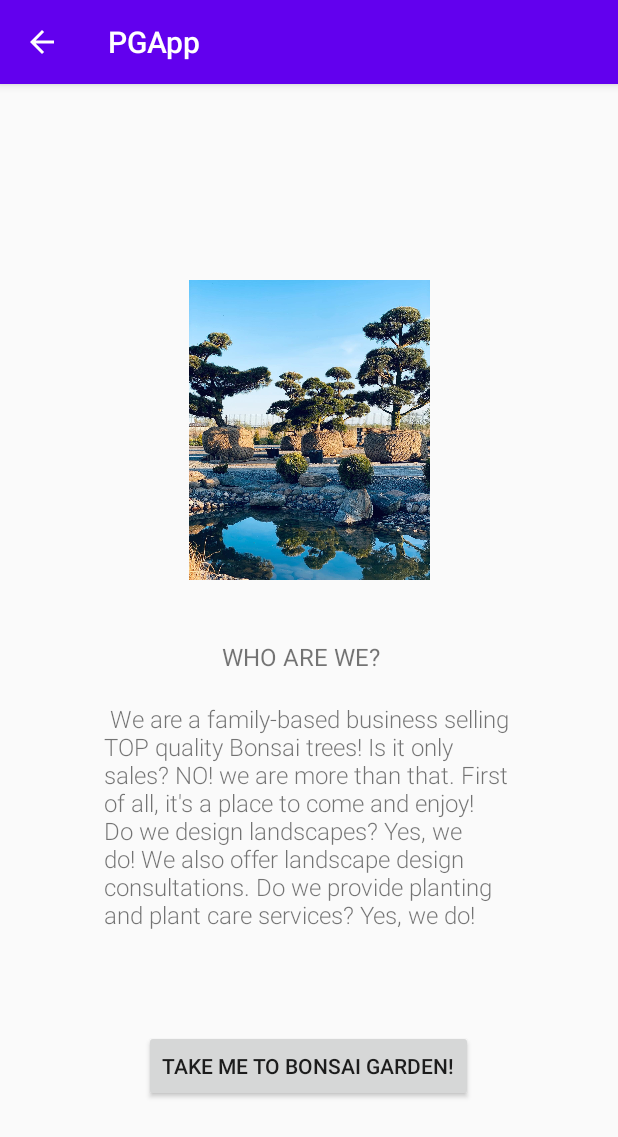
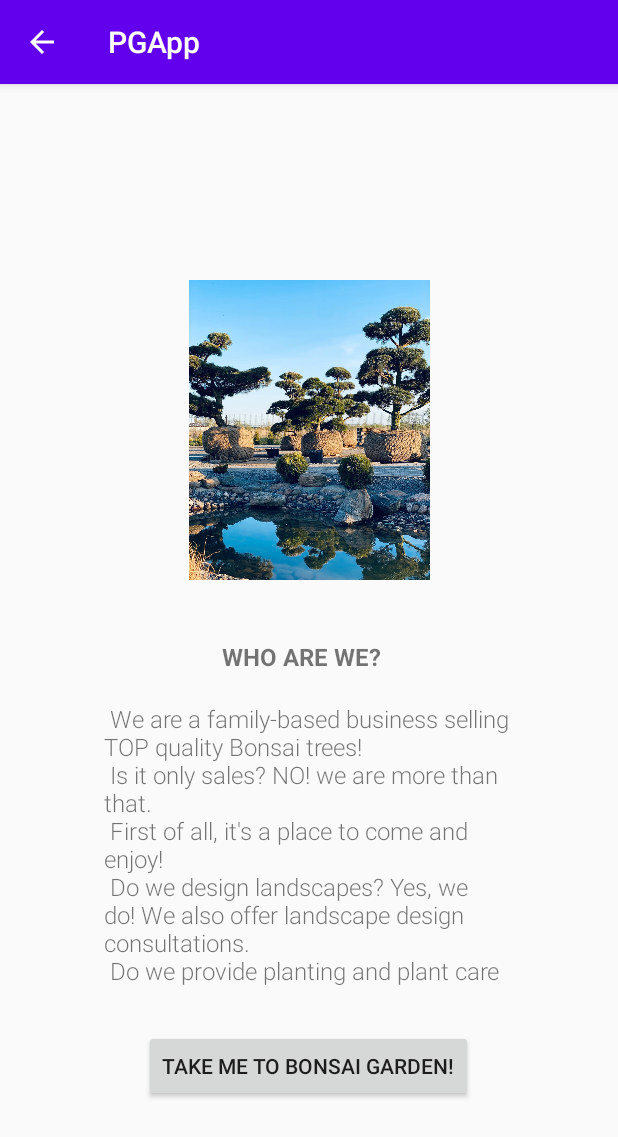
Before and after one commit to a22vioja/PGApp, an Android app: the AboutPage screen opened directly, with no data from a screen before it, on a phone screen of 412 x 824 dp. Shown: the top 1137 px of the screen. Run offline under Robolectric (Android 15) with nearby library versions, the phone set to English and light mode, and no system bars.

```diff
--- a/app/src/main/java/com/example/pgapp/JsonTask.java
+++ b/app/src/main/java/com/example/pgapp/JsonTask.java
@@ -1,5 +1,4 @@
 package com.example.pgapp;
-
 import android.os.AsyncTask;
 
 import java.io.BufferedReader;
--- a/app/src/main/res/layout/activity_about_page.xml
+++ b/app/src/main/res/layout/activity_about_page.xml
@@ -12,13 +12,11 @@
         android:layout_height="192dp"
         android:layout_marginBottom="164dp"
         android:fontFamily="sans-serif-light"
-        android:text="
-We are a family-based business selling TOP quality Bonsai trees!
-Is it only sales? NO! we are more than that.
-First of all, it's a place to come and enjoy!
-Do we design landscapes? Yes, we do! We also offer landscape design consultations.
-Do we provide planting and plant care services? Yes, we do!
-"
+        android:text=" We are a family-based business selling TOP quality Bonsai trees!\n
+Is it only sales? NO! we are more than that.\n
+First of all, it's a place to come and enjoy!\n
+Do we design landscapes? Yes, we do! We also offer landscape design consultations.\n
+Do we provide planting and plant care services? Yes, we do!"
         android:textSize="16sp"
         app:layout_constraintBottom_toBottomOf="parent"
         app:layout_constraintEnd_toEndOf="parent"
@@ -31,6 +29,7 @@ Do we provide planting and plant care services? Yes, we do!
         android:layout_height="41dp"
         android:text="WHO ARE WE?"
         android:textSize="16sp"
+        android:textStyle="bold"
         app:layout_constraintBottom_toTopOf="@+id/textView"
         app:layout_constraintEnd_toEndOf="parent"
         app:layout_constraintStart_toStartOf="parent" />
```
Also changed, not shown: app/src/main/java/com/example/pgapp/Bonsai.java (+21 -3 lines), app/src/main/java/com/example/pgapp/MyAdapter.java (+6 -6 lines), app/src/main/java/com/example/pgapp/RecyclerActivity.java (+21 -10 lines).
